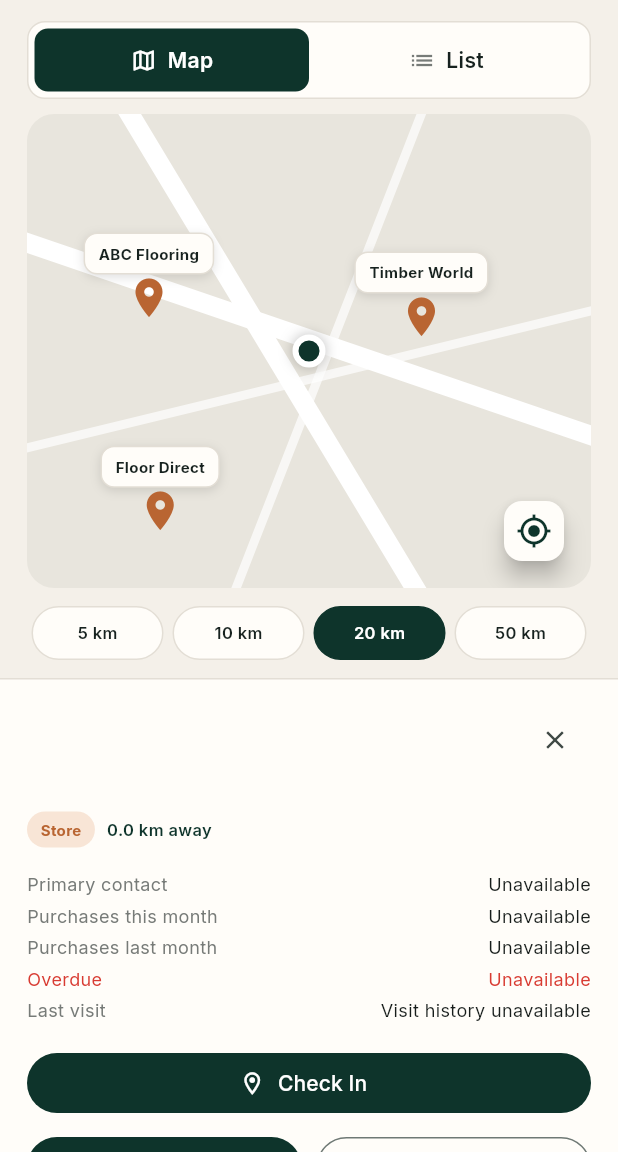
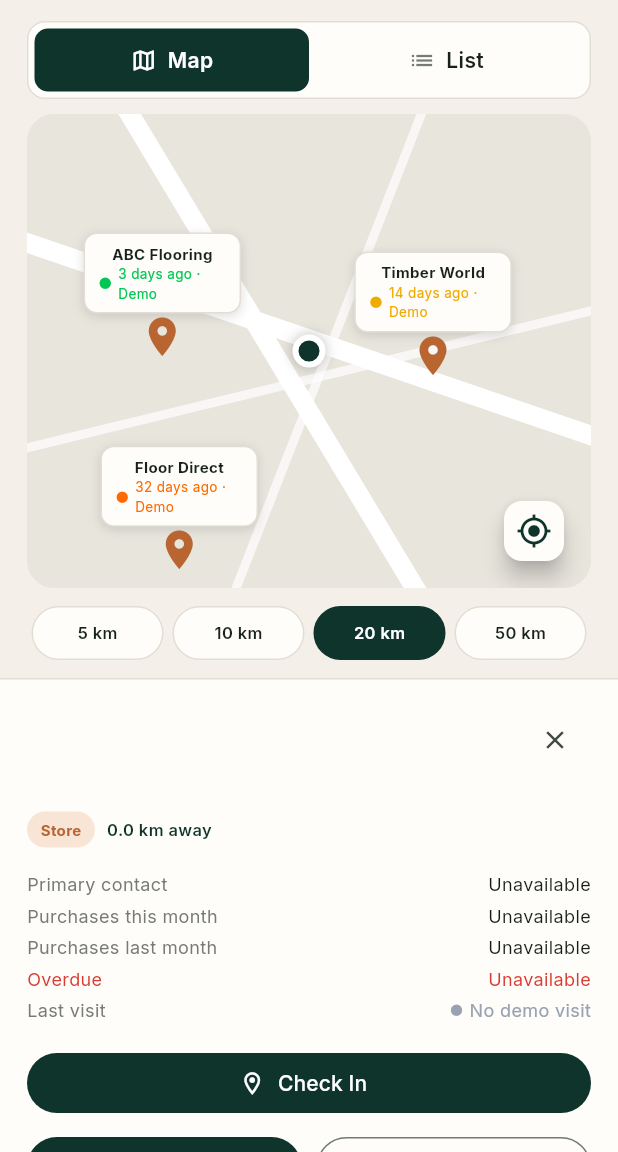
Before and after one commit to NZDC2026/HTTFlooring, a Flutter app: the screen it shows after launch, after a tap on "NEARBY CUSTOMERS", on a phone screen of 412 x 824 dp, the part 84-1236 px from its top. Run offline on Flutter 3.47's test engine with Material 3 defaults, Android fonts, the phone set to English and light mode, and no system bars; our stand-ins replace geolocator, google_fonts, image_picker, shared_preferences, web; missing offline and left inert: dart:js_interop, google_maps_flutter_platform_interface, google_mlkit_text_recognition, google_navigation_flutter; accounts and stored records are empty; project files that could hold a hidden picture were left out.

Commit message:
上传销售库管端代码

```diff
--- a/htt_flooring_app/lib/screens/sales/customers/customer_map_screen.dart
+++ b/htt_flooring_app/lib/screens/sales/customers/customer_map_screen.dart
@@ -292,6 +292,30 @@ class _CustomerMapScreenState extends State<CustomerMapScreen> {
     );
   }
 
+  ({String label, Color color}) _lastVisit(CustomerLocation location) {
+    const gray = Color(0xFF98A2B3);
+    if (context.watch<AppSession>().employeeAccessToken?.isNotEmpty == true) {
+      return (label: 'History unavailable', color: gray);
+    }
+    final days = context.watch<CustomerLocationService>().demoDaysSinceVisit(
+      location.customerId,
+    );
+    final label = switch (days) {
+      null => 'No demo visit',
+      0 => 'Today · Demo',
+      1 => '1 day ago · Demo',
+      _ => '$days days ago · Demo',
+    };
+    final color = switch (days) {
+      null => gray,
+      <= 7 => const Color(0xFF00C853),
+      <= 30 => const Color(0xFFF0AB00),
+      <= 60 => const Color(0xFFFF6900),
+      _ => const Color(0xFFE60012),
+    };
+    return (label: label, color: color);
+  }
+
   List<Widget> _buildMarkers(List<CustomerLocation> locations, Size mapSize) {
     final positions = <Offset>[
       const Offset(0.22, 0.25),
@@ -311,6 +335,7 @@ class _CustomerMapScreenState extends State<CustomerMapScreen> {
         top: mapSize.height * position.dy,
         child: _CustomerMarker(
           location: location,
+          lastVisit: _lastVisit(location),
           selected: _selectedLocation?.id == location.id,
           onTap: () {
             setState(() {
@@ -548,7 +573,11 @@ class _CustomerMapScreenState extends State<CustomerMapScreen> {
             overdue == null ? 'Unavailable' : currency.format(overdue),
             color: AppColors.danger,
           ),
-          _previewDetail('Last visit', 'Visit history unavailable'),
+          _previewDetail(
+            'Last visit',
+            '',
+            trailing: _VisitAge(visit: _lastVisit(location), fontSize: 12),
+          ),
           const SizedBox(height: 16),
 
           SizedBox(
@@ -603,7 +632,12 @@ class _CustomerMapScreenState extends State<CustomerMapScreen> {
     );
   }
 
-  Widget _previewDetail(String label, String value, {Color? color}) {
+  Widget _previewDetail(
+    String label,
+    String value, {
+    Color? color,
+    Widget? trailing,
+  }) {
     return Padding(
       padding: const EdgeInsets.only(top: 4),
       child: Row(
@@ -616,7 +650,9 @@ class _CustomerMapScreenState extends State<CustomerMapScreen> {
             ),
           ),
           Expanded(
-            child: Text(
+            child:
+                trailing ??
+                Text(
                   value,
                   textAlign: TextAlign.end,
                   style: TextStyle(fontSize: 12, color: color),
@@ -704,15 +740,42 @@ class _CustomerMapScreenState extends State<CustomerMapScreen> {
   }
 }
 
+class _VisitAge extends StatelessWidget {
+  const _VisitAge({required this.visit, required this.fontSize});
+
+  final ({String label, Color color}) visit;
+  final double fontSize;
+
+  @override
+  Widget build(BuildContext context) {
+    return Row(
+      mainAxisAlignment: MainAxisAlignment.end,
+      mainAxisSize: MainAxisSize.min,
+      children: [
+        Icon(Icons.circle, size: 9, color: visit.color),
+        const SizedBox(width: 4),
+        Flexible(
+          child: Text(
+            visit.label,
+            style: TextStyle(fontSize: fontSize, color: visit.color),
+          ),
+        ),
+      ],
+    );
+  }
+}
+
 class _CustomerMarker extends StatelessWidget {
   const _CustomerMarker({
     required this.location,
     required this.selected,
+    required this.lastVisit,
     required this.onTap,
   });
 
   final CustomerLocation location;
   final bool selected;
+  final ({String label, Color color}) lastVisit;
   final VoidCallback onTap;
 
   @override
@@ -738,7 +801,10 @@ class _CustomerMarker extends StatelessWidget {
                 ),
               ],
             ),
-            child: Text(
+            child: Column(
+              mainAxisSize: MainAxisSize.min,
+              children: [
+                Text(
                   location.name,
                   maxLines: 1,
                   overflow: TextOverflow.ellipsis,
@@ -747,6 +813,9 @@ class _CustomerMarker extends StatelessWidget {
                     fontSize: 10,
                     fontWeight: FontWeight.w700,
                   ),
+                ),
+                _VisitAge(visit: lastVisit, fontSize: 9),
+              ],
             ),
           ),
           Icon(
--- a/htt_flooring_app/lib/screens/sales/inventory/inventory_screen.dart
+++ b/htt_flooring_app/lib/screens/sales/inventory/inventory_screen.dart
@@ -149,10 +149,7 @@ class _InventoryScreenState extends State<InventoryScreen> {
             style: TextStyle(color: Colors.white70, fontSize: 11),
           ),
           const SizedBox(height: 14),
-          Row(
-            children: [
-              Expanded(
-                child: TextField(
+          TextField(
             controller: _searchController,
             onChanged: (_) {
               setState(() {});
@@ -179,18 +176,41 @@ class _InventoryScreenState extends State<InventoryScreen> {
               ),
             ),
           ),
+          const SizedBox(height: 8),
+          Row(
+            children: [
+              Expanded(
+                child: OutlinedButton(
+                  onPressed: _selectCustomer,
+                  style: OutlinedButton.styleFrom(
+                    foregroundColor: Colors.white,
+                    side: const BorderSide(color: Colors.white54),
+                    minimumSize: const Size(0, 44),
                   ),
+                  child: Row(
+                    children: [
+                      const Icon(Icons.person_outline, size: 18),
                       const SizedBox(width: 8),
-              FilledButton(
-                onPressed: _selectCustomer,
-                child: const Text('Select Customer'),
+                      Expanded(
+                        child: Text(
+                          customer?.businessName ?? 'Select Customer',
+                          maxLines: 1,
+                          overflow: TextOverflow.ellipsis,
+                        ),
+                      ),
+                      const Icon(Icons.expand_more, size: 18),
+                    ],
+                  ),
+                ),
+              ),
+              if (customer != null)
+                IconButton(
+                  tooltip: 'Clear customer',
+                  color: Colors.white,
+                  onPressed: () => setState(() => _customerId = null),
+                  icon: const Icon(Icons.close),
                 ),
             ],
-          ),
-          if (customer != null)
-            InputChip(
-              label: Text(customer.businessName),
-              onDeleted: () => setState(() => _customerId = null),
           ),
         ],
       ),
--- a/htt_flooring_app/lib/services/customer_location_service.dart
+++ b/htt_flooring_app/lib/services/customer_location_service.dart
@@ -1,9 +1,58 @@
 import 'package:flutter/foundation.dart';
+import 'package:shared_preferences/shared_preferences.dart';
 
 import '../models/customer_location.dart';
 import '../models/sales_user.dart';
 
 class CustomerLocationService extends ChangeNotifier {
+  CustomerLocationService() {
+    _visitHistory = _loadDemoVisits();
+  }
+
+  late final Future<void> _visitHistory;
+  final _demoVisits = <String, DateTime>{};
+  static const _visitPrefix = 'demo_customer_visit_';
+  final _preferences = SharedPreferencesAsync();
+
+  Future<void> _loadDemoVisits() async {
+    final values = await _preferences.getAll().onError(
+      (_, _) => <String, Object>{},
+    );
+    for (final entry in values.entries) {
+      if (entry.key.startsWith(_visitPrefix) && entry.value is String) {
+        final date = DateTime.tryParse(entry.value as String);
+        if (date != null) {
+          _demoVisits[entry.key.substring(_visitPrefix.length)] = date;
+        }
+      }
+    }
+    notifyListeners();
+  }
+
+  Future<void> recordDemoVisit(String customerId, DateTime date) async {
+    await _visitHistory;
+    await _preferences.setString(
+      '$_visitPrefix$customerId',
+      date.toUtc().toIso8601String(),
+    );
+    _demoVisits[customerId] = date;
+    notifyListeners();
+  }
+
+  int? demoDaysSinceVisit(String customerId) {
+    final visit = _demoVisits[customerId]?.toLocal();
+    if (visit == null) {
+      return const {'abc': 3, 'timber': 14, 'floor-direct': 32}[customerId];
+    }
+    final today = DateTime.now();
+    final days = DateTime.utc(
+      today.year,
+      today.month,
+      today.day,
+    ).difference(DateTime.utc(visit.year, visit.month, visit.day)).inDays;
+    return days < 0 ? 0 : days;
+  }
+
   final List<CustomerLocation> _locations = const [
     CustomerLocation(
       id: 'abc-main',
```
Also changed, not shown: htt_flooring_app/lib/screens/sales/customers/visit_check_in_screen.dart (+9 -0 lines), htt_flooring_app/lib/services/customer_product_sales.dart (+59 -0 lines), htt_flooring_app/lib/widgets/customer_product_sales_card.dart (+49 -29 lines), 2 other files. Lines whose indentation alone changed are shown as unchanged.
